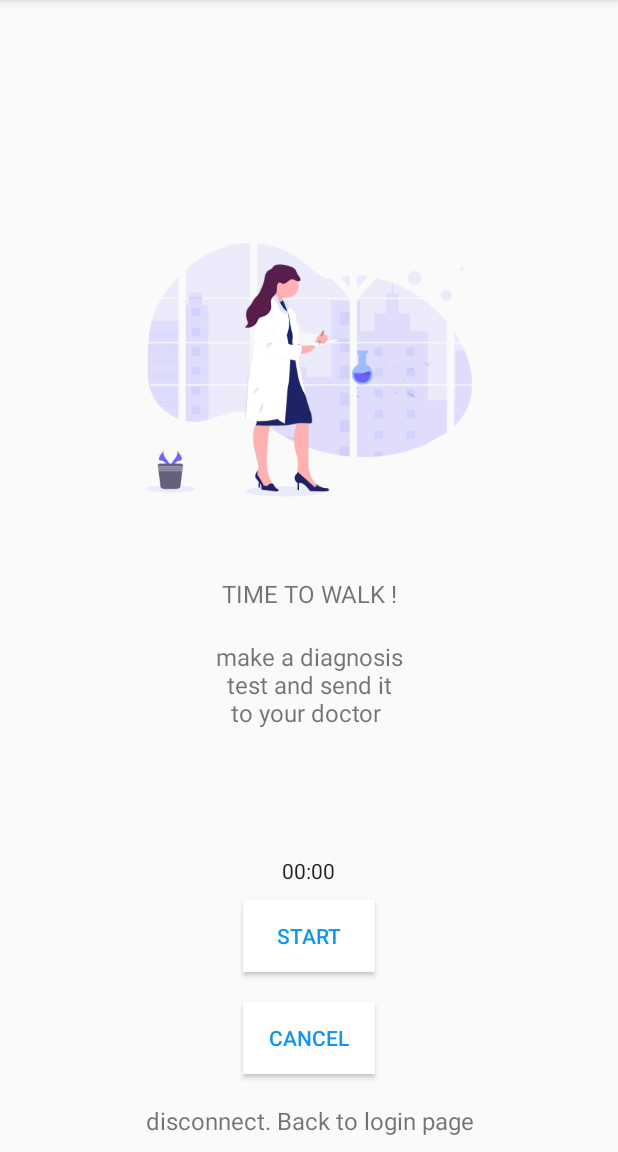
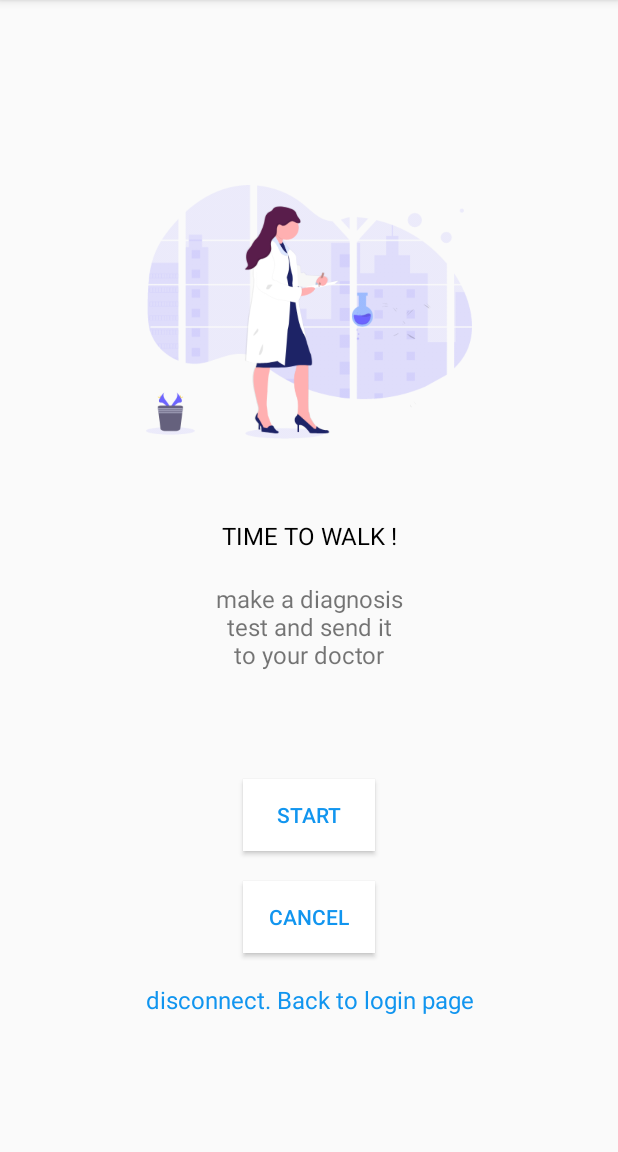
Before and after one commit to paul-chasseloup/feetback_mobile_app, an Android app: the dataActivity screen opened directly, with no data from a screen before it, on a phone screen of 412 x 824 dp, the part 84-1236 px from its top. Run offline under Robolectric (Android 15) with nearby library versions, the phone set to English and light mode, and no system bars; libraries missing offline, so code that uses them is left out: com.apollographql.apollo, com.opencsv.

Commit message:
layout update

```diff
--- a/app/src/main/res/layout/activity_data.xml
+++ b/app/src/main/res/layout/activity_data.xml
@@ -9,7 +9,7 @@
     <LinearLayout
         android:layout_width="match_parent"
         android:layout_height="match_parent"
-        android:gravity="bottom|center"
+        android:gravity="center|center"
         android:orientation="vertical">
 
         <ImageView
@@ -22,6 +22,7 @@
             android:layout_height="wrap_content"
             android:gravity="center"
             android:layout_margin="10dp"
+            android:textColor="#000000"
             android:text="TIME TO WALK !"
             android:textSize="16dip" />
 
@@ -30,13 +31,14 @@
             android:layout_height="wrap_content"
             android:gravity="center"
             android:layout_margin="10dp"
-            android:text="make a diagnosis\ntest and send it\nto your doctor \n\n\n\n"
+            android:text="make a diagnosis\ntest and send it\nto your doctor\n"
             android:textSize="16dip" />
 
         <Chronometer
             android:id="@+id/chronometer"
-            android:layout_width="wrap_content"
-            android:layout_height="wrap_content" />
+            android:layout_width="87dp"
+            android:layout_height="33dp"
+            android:textColor="#004A18FF" />
 
         <ToggleButton
             android:id="@+id/toggleButton"
@@ -67,6 +69,7 @@
             android:layout_height="wrap_content"
             android:gravity="center"
             android:layout_margin="10dp"
+            android:textColor="#1195EF"
             android:text="disconnect. Back to login page"
             android:textSize="16dip" />
 
```
Also changed, not shown: app/src/main/res/layout/activity_main.xml (+4 -4 lines).
